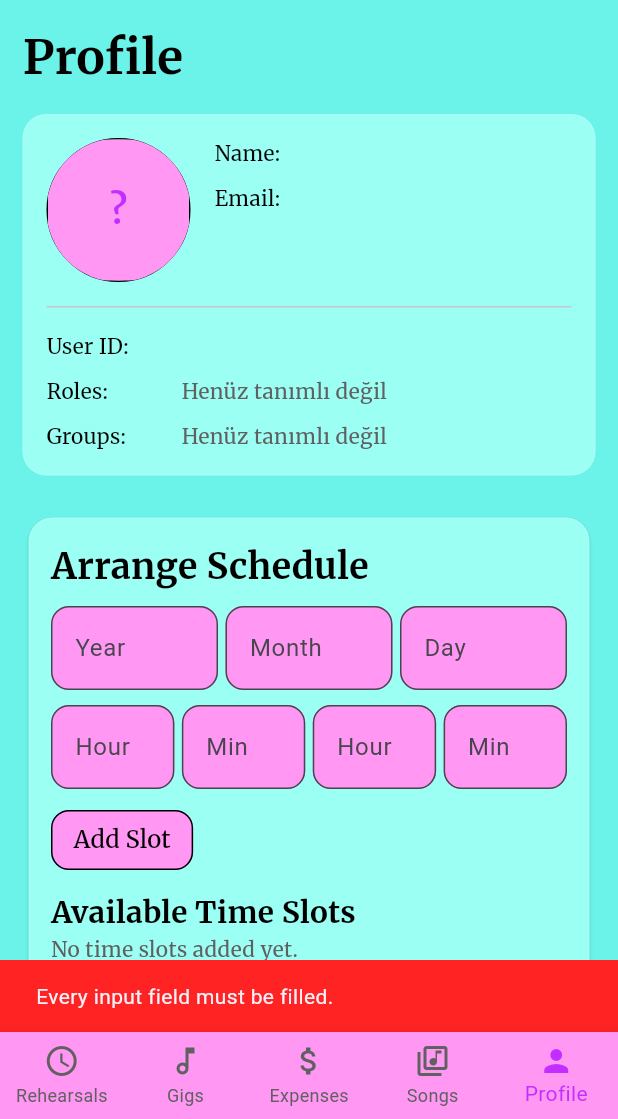
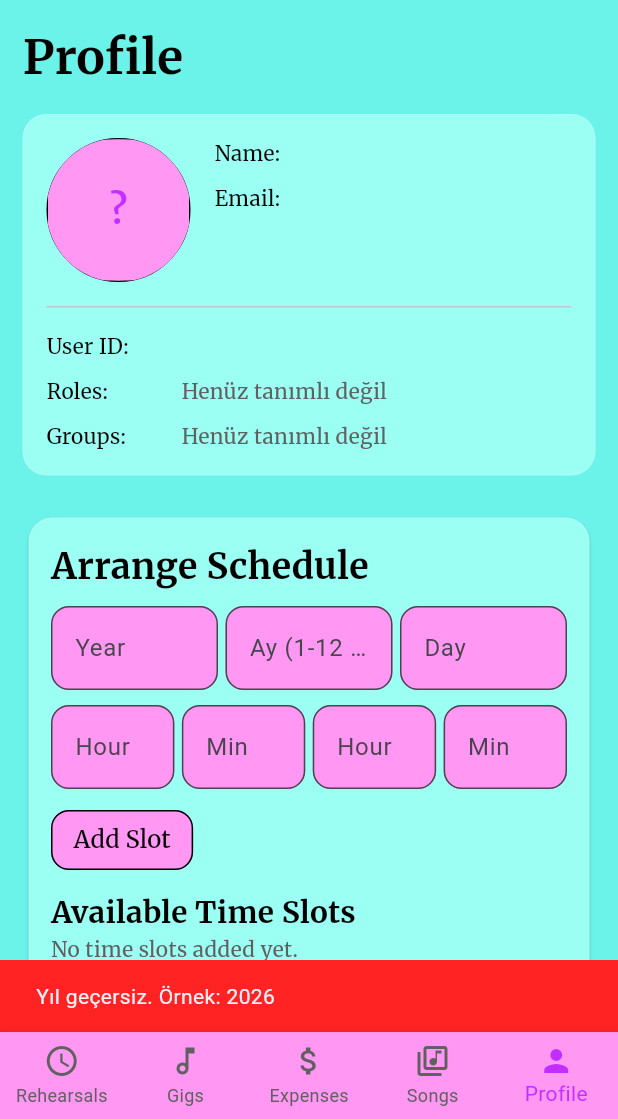
Before and after one commit to boraburgazlioglu/CS310_Group01, a Flutter app: the screen it shows once a user with an empty profile is signed in, item 5 of the bottom bar chosen, after a tap on "Add Slot", on a phone screen of 412 x 824 dp, the part 117-1236 px from its top. Run offline on Flutter 3.47's test engine with Material 3 defaults, Android fonts, the phone set to English and light mode, and no system bars; our stand-ins replace cloud_firestore, firebase_auth, firebase_core, shared_preferences; accounts and stored records are empty; network calls fail.

Commit message:
Profile: displayName vs email local part; slot parse month names and 23.00 style times

```diff
--- a/lib/providers/auth_provider.dart
+++ b/lib/providers/auth_provider.dart
@@ -39,7 +39,21 @@ class AuthProvider extends ChangeNotifier {
     return u.uid;
   }
 
-  /// Profil başlığı için kısa görünen ad
+  /// Profilde "Name" satırı: önce Firebase `displayName`; yoksa e-postanın @ öncesi (tam e-postayı tekrarlamamak için).
+  String get profileDisplayName {
+    final u = _user;
+    if (u == null) return '—';
+    final n = u.displayName?.trim();
+    if (n != null && n.isNotEmpty) return n;
+    final e = u.email?.trim();
+    if (e != null && e.contains('@')) {
+      return e.split('@').first;
+    }
+    if (e != null && e.isNotEmpty) return e;
+    return u.uid;
+  }
+
+  /// Karşılama / avatar yedek metni (tam e-posta veya isim).
   String get displayNameOrEmail {
     final u = _user;
     if (u == null) return 'Misafir';
--- a/lib/screens/home_screen.dart
+++ b/lib/screens/home_screen.dart
@@ -21,7 +21,7 @@ class HomeScreen extends StatelessWidget {
           crossAxisAlignment: CrossAxisAlignment.start,
           children: [
             Text(
-              'Welcome, ${context.watch<AuthProvider>().displayNameOrEmail}',
+              'Welcome, ${context.watch<AuthProvider>().profileDisplayName}',
               style: AppTexts.headM,
             ),
             const SizedBox(height: 16),
--- a/lib/screens/profile_page.dart
+++ b/lib/screens/profile_page.dart
@@ -160,24 +160,100 @@ class _ProfilePageState extends State<ProfilePage> {
       ),
     );
   }
+
+  /// `23.00` / `12` gibi; sadece tam sayı kısmını alır.
+  int? _parseWholeNumber(String raw) {
+    var s = raw.trim().replaceAll(',', '.');
+    if (s.isEmpty) return null;
+    final dot = s.indexOf('.');
+    if (dot != -1) {
+      s = s.substring(0, dot);
+    }
+    return int.tryParse(s);
+  }
+
+  /// Ay: `1`–`12`, `January` / `Jan`, `Ocak` vb.
+  int? _parseMonthInput(String raw) {
+    final t = raw.trim().toLowerCase();
+    if (t.isEmpty) return null;
+    final n = int.tryParse(t);
+    if (n != null && n >= 1 && n <= 12) return n;
+    const months = <String, int>{
+      'january': 1,
+      'jan': 1,
+      'february': 2,
+      'feb': 2,
+      'march': 3,
+      'mar': 3,
+      'april': 4,
+      'apr': 4,
+      'may': 5,
+      'june': 6,
+      'jun': 6,
+      'july': 7,
+      'jul': 7,
+      'august': 8,
+      'aug': 8,
+      'september': 9,
+      'sep': 9,
+      'sept': 9,
+      'october': 10,
+      'oct': 10,
+      'november': 11,
+      'nov': 11,
+      'december': 12,
+      'dec': 12,
+      'ocak': 1,
+      'şubat': 2,
+      'subat': 2,
+      'mart': 3,
+      'nisan': 4,
+      'mayıs': 5,
+      'mayis': 5,
+      'haziran': 6,
+      'temmuz': 7,
+      'ağustos': 8,
+      'agustos': 8,
+      'eylül': 9,
+      'eylul': 9,
+      'ekim': 10,
+      'kasım': 11,
+      'kasim': 11,
+      'aralık': 12,
+      'aralik': 12,
+    };
+    return months[t];
+  }
+
   // adds the time slots to the card list, parses the texts to integers for calculations later on
   void _addSlot() {
-    final year = int.tryParse(_yearController.text.trim());
-    final month = int.tryParse(_monthController.text.trim());
-    final day = int.tryParse(_dayController.text.trim());
-    final startHour = int.tryParse(_startHourController.text.trim());
-    final startMinute = int.tryParse(_startMinuteController.text.trim());
-    final endHour = int.tryParse(_endHourController.text.trim());
-    final endMinute = int.tryParse(_endMinuteController.text.trim());
+    final year = _parseWholeNumber(_yearController.text);
+    final month = _parseMonthInput(_monthController.text);
+    final day = _parseWholeNumber(_dayController.text);
+    final startHour = _parseWholeNumber(_startHourController.text);
+    final startMinute = _parseWholeNumber(_startMinuteController.text);
+    final endHour = _parseWholeNumber(_endHourController.text);
+    final endMinute = _parseWholeNumber(_endMinuteController.text);
 
-    if (year == null ||
-        month == null ||
-        day == null ||
-        startHour == null ||
-        startMinute == null ||
-        endHour == null ||
-        endMinute == null) {
-      _showError('Every input field must be filled.');
+    if (year == null) {
+      _showError('Yıl geçersiz. Örnek: 2026');
+      return;
+    }
+    if (month == null) {
+      _showError(
+          'Ay geçersiz. 1–12 sayı veya ay adı gir (örn. 5, January, Ocak).');
+      return;
+    }
+    if (day == null) {
+      _showError('Gün geçersiz. Örnek: 14');
+      return;
+    }
+    if (startHour == null || startMinute == null) {
+      _showError('Başlangıç saati/dakikası sayı olmalı (örn. 12 ve 0).');
+      return;
+    }
+    if (endHour == null || endMinute == null) {
+      _showError('Bitiş saati/dakikası sayı olmalı (örn. 23 ve 0).');
       return;
     }
 
@@ -219,7 +295,7 @@ class _ProfilePageState extends State<ProfilePage> {
   Widget build(BuildContext context) {
     final auth = context.watch<AuthProvider>();
     final user = auth.user;
-    final displayName = auth.displayNameOrEmail;
+    final profileName = auth.profileDisplayName;
     final email = user?.email ?? '—';
     final photoUrl = user?.photoURL;
 
@@ -264,17 +340,17 @@ class _ProfilePageState extends State<ProfilePage> {
                                   fit: BoxFit.cover,
                                   errorBuilder: (context, error, stackTrace) {
                                     return _AvatarFallback(
-                                        label: displayName);
+                                        label: profileName);
                                   },
                                 )
-                              : _AvatarFallback(label: displayName),
+                              : _AvatarFallback(label: profileName),
                         ),
                         const SizedBox(width: 16),
                         Expanded(
                           child: Column(
                             crossAxisAlignment: CrossAxisAlignment.start,
                             children: [
-                              _InfoRow(label: 'Name', value: displayName),
+                              _InfoRow(label: 'Name', value: profileName),
                               const SizedBox(height: 10),
                               _InfoRow(label: 'Email', value: email),
                             ],
@@ -341,9 +417,9 @@ class _ProfilePageState extends State<ProfilePage> {
                           Expanded(
                             child: TextField(
                               controller: _monthController,
-                              keyboardType: TextInputType.number,
+                              keyboardType: TextInputType.text,
                               decoration: InputDecoration(
-                                hintText: 'Month',
+                                hintText: 'Ay (1-12 veya January)',
                                 filled: true,
                                 fillColor: AppColors.surface,
                                 border: OutlineInputBorder(
```
Also changed, not shown: pubspec.lock.
